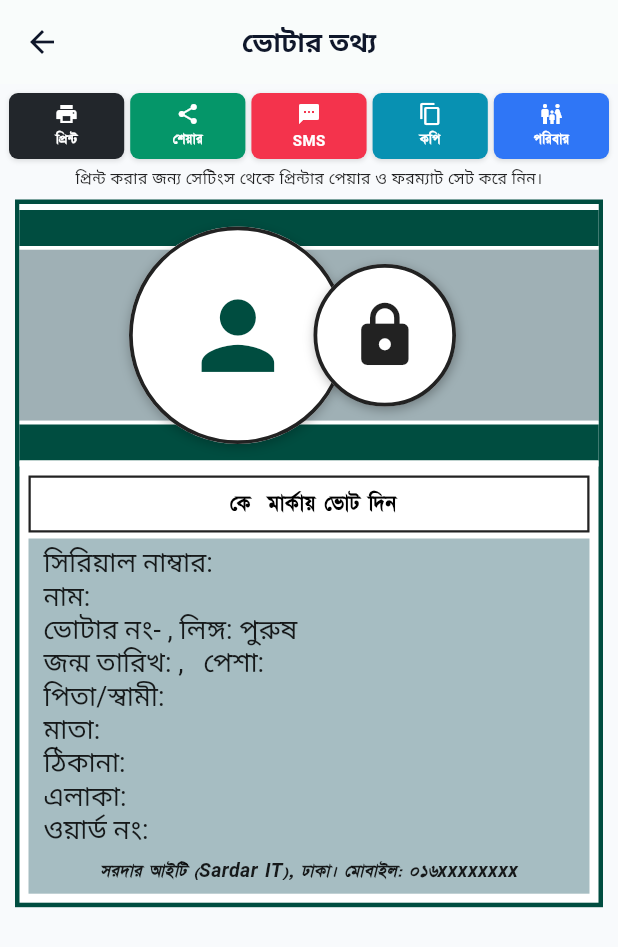
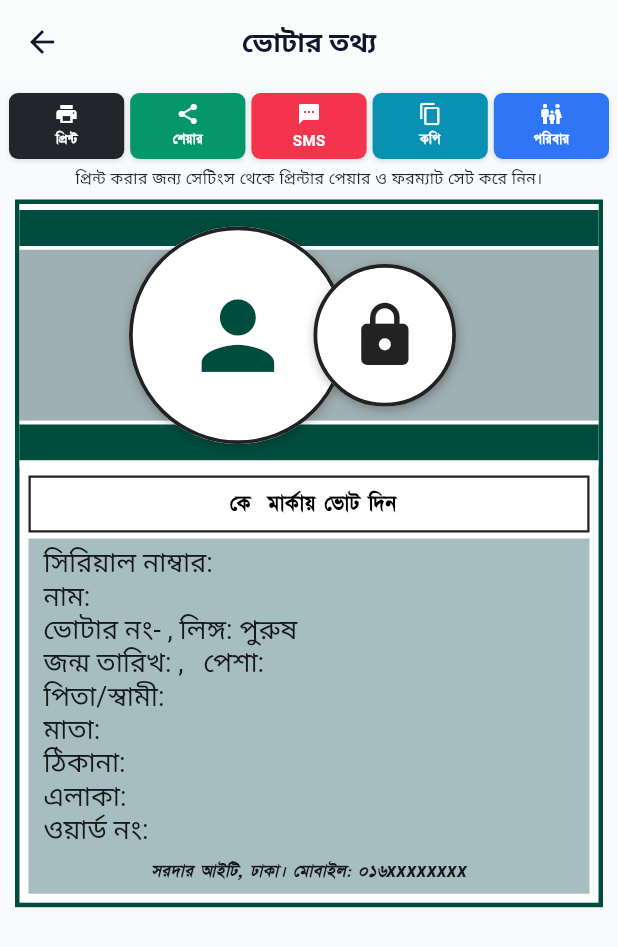
Before and after one commit to MajedSardar64/smart_voter_app, a Flutter app: the VoterDetailScreen screen opened directly with empty values, on a phone screen of 412 x 824 dp. Shown: the top 947 px of the screen. Run offline on Flutter 3.47's test engine with Material 3 defaults, Android fonts, the phone set to English and light mode, and no system bars; our stand-ins replace camera, connectivity_plus, google_fonts, package_info_plus, pdf, printing and 3 more; missing offline and left inert: encrypt, google_mlkit_text_recognition; accounts and stored records are empty.

Commit message:
Update app_config.dart

```diff
--- a/lib/config/app_config.dart
+++ b/lib/config/app_config.dart
@@ -40,7 +40,7 @@ class AppConfig {
   static const Map<String, CompanyProfile> companyProfiles = {
     // প্রোফাইল ১: সরদার আইটি
     'sardar_it': CompanyProfile(
-      companyName: 'সরদার আইটি (Sardar IT)',
+      companyName: 'সরদার আইটি',
       companyCity: 'ঢাকা',
       helplineNumber: '০১৬xxxxxxxx',
       companyWebsite: 'আপাতত নেই',
@@ -50,7 +50,7 @@ class AppConfig {
 
     // প্রোফাইল ২: উদাহরণ কোম্পানি (প্রয়োজনে তথ্য পরিবর্তন করুন)
     'smart_tech': CompanyProfile(
-      companyName: 'স্মার্ট টেক সল্যুশন (Smart Tech)',
+      companyName: 'স্মার্ট টেক সল্যুশন',
       companyCity: 'চট্টগ্রাম',
       helplineNumber: '০১৭১১০০০০০০',
       companyWebsite: 'www.smarttech.com',
```
